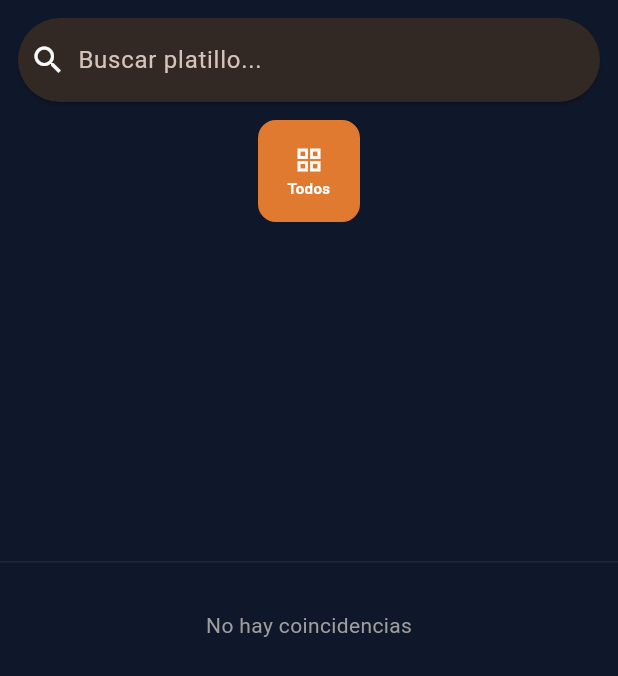
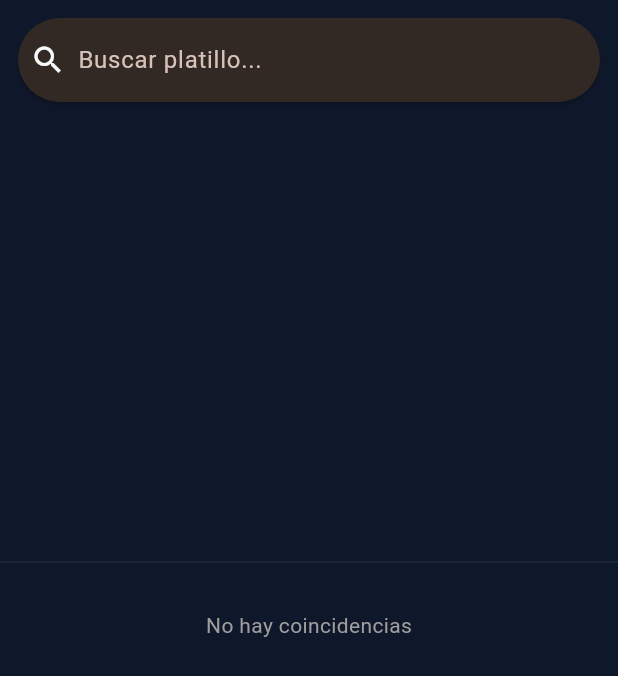
Before and after one commit to gorditasmh2020rigoberto/restaurant, a Flutter app: the MenuBrowser widget shown alone on an empty page, opened directly with empty values, on a phone screen of 412 x 824 dp. Shown: the top 676 px of the screen. Run offline on Flutter 3.47's test engine with Material 3 defaults, Android fonts, the phone set to English and light mode, and no system bars; our stand-ins replace audioplayers, image_picker, pdf, printing, qr_flutter, shared_preferences and 1 more; missing offline and left inert: dart:html, dart:js, dart:js_interop, dart:ui_web; accounts and stored records are empty; key blocks and very long unbroken strings in the code were emptied for the run.

Commit message:
fix: quitar botón Todos y Platillos de categorías
Co-Authored-By: Claude Sonnet 4.6 <noreply@anthropic.com>

```diff
--- a/lib/widgets/menu_browser.dart
+++ b/lib/widgets/menu_browser.dart
@@ -145,7 +145,7 @@ class _MenuBrowserState extends State<MenuBrowser> {
     ];
     final rest = rawCats.where((c) => !pinned.contains(c)).toList()..sort();
     final ordered = [...pinned.where(rawCats.contains), ...rest];
-    return ['Todos', ...ordered];
+    return [...ordered];
   }
 
   String _translateCategory(String c) => Globals.translateCategory(c);
@@ -206,7 +206,8 @@ class _MenuBrowserState extends State<MenuBrowser> {
       if (_triggerSingleCardAction(context, label)) return;
     }
     setState(() {
-      _selectedCategory = label;
+      // Tocar la categoría activa la deselecciona (muestra todo)
+      _selectedCategory = (_selectedCategory == label) ? 'Todos' : label;
       if (label != 'drink') _selectedDrinkSubcat = null;
     });
   }
```
